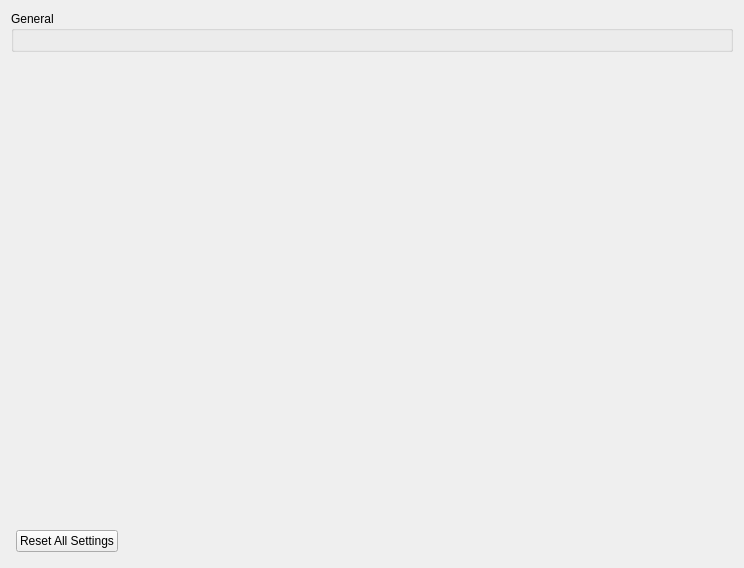
Old version of the form src/yuzu/configuration/configure_general.ui in the repository rorrim-rorrim/eden-alt.
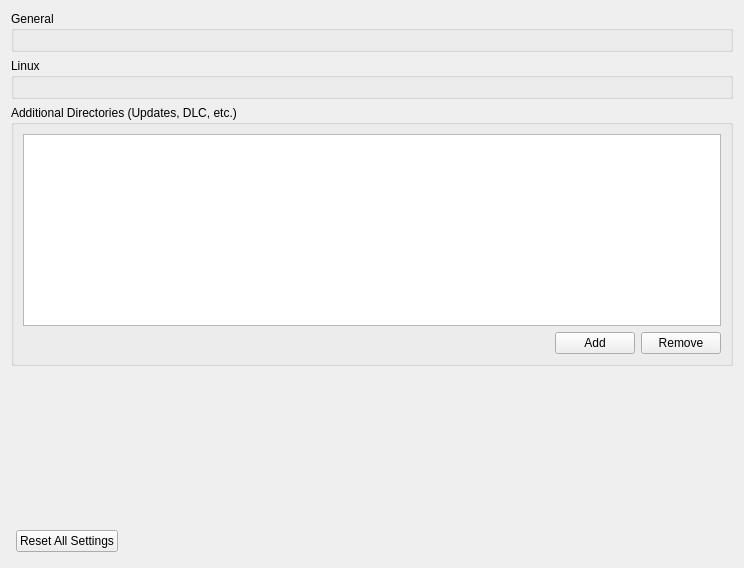
New version of the form.

Diff of the .ui file:
```diff
--- a/src/yuzu/configuration/configure_general.ui
+++ b/src/yuzu/configuration/configure_general.ui
@@ -46,6 +46,86 @@
        </layout>
       </widget>
      </item>
+     <item>
+      <widget class="QGroupBox" name="LinuxGroupBox">
+       <property name="title">
+        <string>Linux</string>
+       </property>
+       <layout class="QVBoxLayout" name="LinuxVerticalLayout_1">
+        <item>
+         <widget class="QWidget" name="linux_widget" native="true">
+          <layout class="QVBoxLayout" name="LinuxVerticalLayout_2">
+           <property name="leftMargin">
+            <number>0</number>
+           </property>
+           <property name="topMargin">
+            <number>0</number>
+           </property>
+           <property name="rightMargin">
+            <number>0</number>
+           </property>
+           <property name="bottomMargin">
+            <number>0</number>
+           </property>
+          </layout>
+         </widget>
+        </item>
+       </layout>
+      </widget>
+     </item>
+     <item>
+      <widget class="QGroupBox" name="DataDirsGroupBox">
+       <property name="title">
+        <string>Additional Directories (Updates, DLC, etc.)</string>
+       </property>
+       <layout class="QVBoxLayout" name="DataDirsVerticalLayout">
+        <item>
+         <widget class="QListWidget" name="external_dirs_list">
+          <property name="toolTip">
+           <string>This list contains directories that will be searched for game updates and DLC.</string>
+          </property>
+          <property name="alternatingRowColors">
+           <bool>true</bool>
+          </property>
+          <property name="selectionMode">
+           <enum>QAbstractItemView::ExtendedSelection</enum>
+          </property>
+         </widget>
+        </item>
+        <item>
+         <layout class="QHBoxLayout" name="DataDirsHorizontalLayout">
+          <item>
+           <spacer name="spacer_dirs_left">
+            <property name="orientation">
+             <enum>Qt::Horizontal</enum>
+            </property>
+            <property name="sizeHint" stdset="0">
+             <size>
+              <width>40</width>
+              <height>20</height>
+             </size>
+            </property>
+           </spacer>
+          </item>
+          <item>
+           <widget class="QPushButton" name="add_dir_button">
+            <property name="text">
+             <string>Add</string>
+            </property>
+           </widget>
+          </item>
+          <item>
+           <widget class="QPushButton" name="remove_dir_button">
+            <property name="text">
+             <string>Remove</string>
+            </property>
+           </widget>
+          </item>
+         </layout>
+        </item>
+       </layout>
+      </widget>
+     </item>
      <item>
       <spacer name="verticalSpacer">
        <property name="orientation">
```
